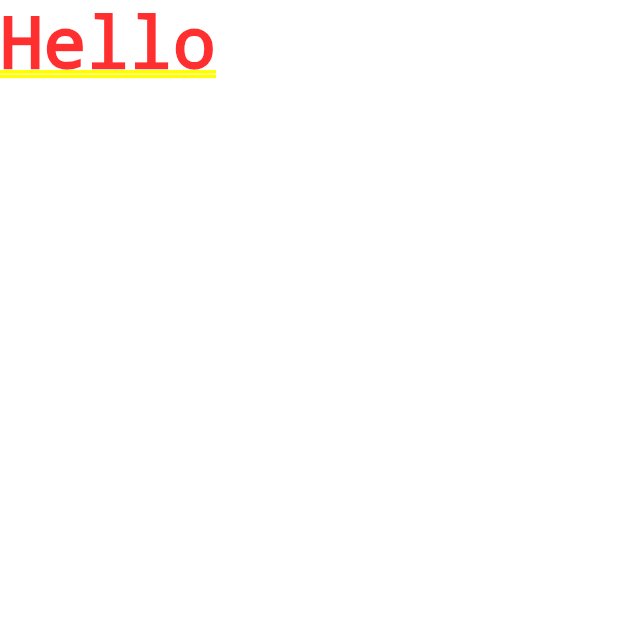
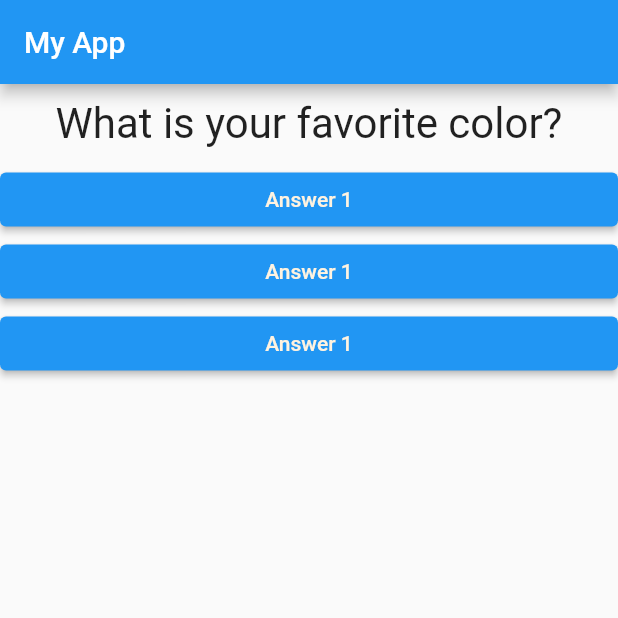
Before and after one commit to axis1410/quiz_app, a Flutter app: the screen it shows after launch, on a phone screen of 412 x 824 dp, the top half of it. Run offline on Flutter 3.47's test engine with Material 2 defaults, Android fonts, the phone set to English and light mode, and no system bars.

Commit message:
Added answer button copmonent

```diff
--- /dev/null
+++ b/lib/answer.dart
@@ -0,0 +1,20 @@
+import 'package:flutter/material.dart';
+
+class Answers extends StatelessWidget {
+  final VoidCallback selectHandler;
+
+  const Answers(this.selectHandler);
+
+  @override
+  Widget build(BuildContext context) {
+    return Container(
+        width: double.infinity,
+        child: ElevatedButton(
+          style: ElevatedButton.styleFrom(
+            backgroundColor: Colors.blue,
+          ),
+          onPressed: selectHandler,
+          child: Text('Answer 1', style: TextStyle(color: Colors.orange[50])),
+        ));
+  }
+}
--- a/lib/main.dart
+++ b/lib/main.dart
@@ -1,13 +1,46 @@
 import 'package:flutter/material.dart';
+import './answer.dart';
+import './question.dart';
 
-void main() {
-  runApp(MyApp());
+void main() => runApp(MyApp());
+
+class MyApp extends StatefulWidget {
+  const MyApp({super.key});
+
+  @override
+  State<StatefulWidget> createState() {
+    return _MyAppState();
+  }
 }
 
-class MyApp extends StatelessWidget {
+class _MyAppState extends State<MyApp> {
+  var _questionIndex = 0;
+
+  void _answerQuestion() {
+    setState(() {
+      _questionIndex = _questionIndex + 1;
+    });
+  }
+
+  @override
   Widget build(BuildContext context) {
+    var questions = [
+      'What is your favorite color?',
+      'What is your favorite animal?'
+    ];
+
     return MaterialApp(
-      home: Text('Hello'),
+      home: Scaffold(
+        appBar: AppBar(title: const Text('My App')),
+        body: Column(
+          children: <Widget>[
+            Question(questions[_questionIndex]),
+            Answers(_answerQuestion),
+            Answers(_answerQuestion),
+            Answers(_answerQuestion),
+          ],
+        ),
+      ),
     );
   }
 }
--- /dev/null
+++ b/lib/question.dart
@@ -0,0 +1,20 @@
+import 'package:flutter/material.dart';
+
+class Question extends StatelessWidget {
+  final String questionText;
+
+  Question(this.questionText); // Constructor
+
+  @override
+  Widget build(BuildContext context) {
+    return Container(
+      width: double.infinity,
+      margin: const EdgeInsets.all(10),
+      child: Text(
+        questionText,
+        style: const TextStyle(fontSize: 28),
+        textAlign: TextAlign.center,
+      ),
+    );
+  }
+}
```
Also changed, not shown: 1 other file.
